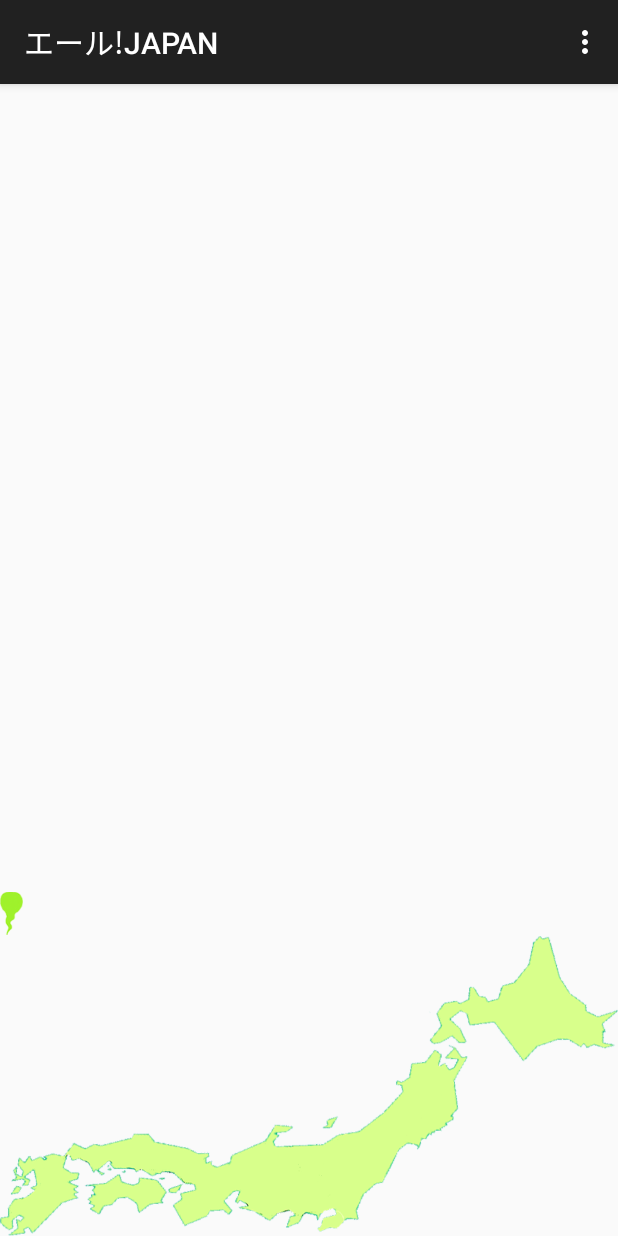
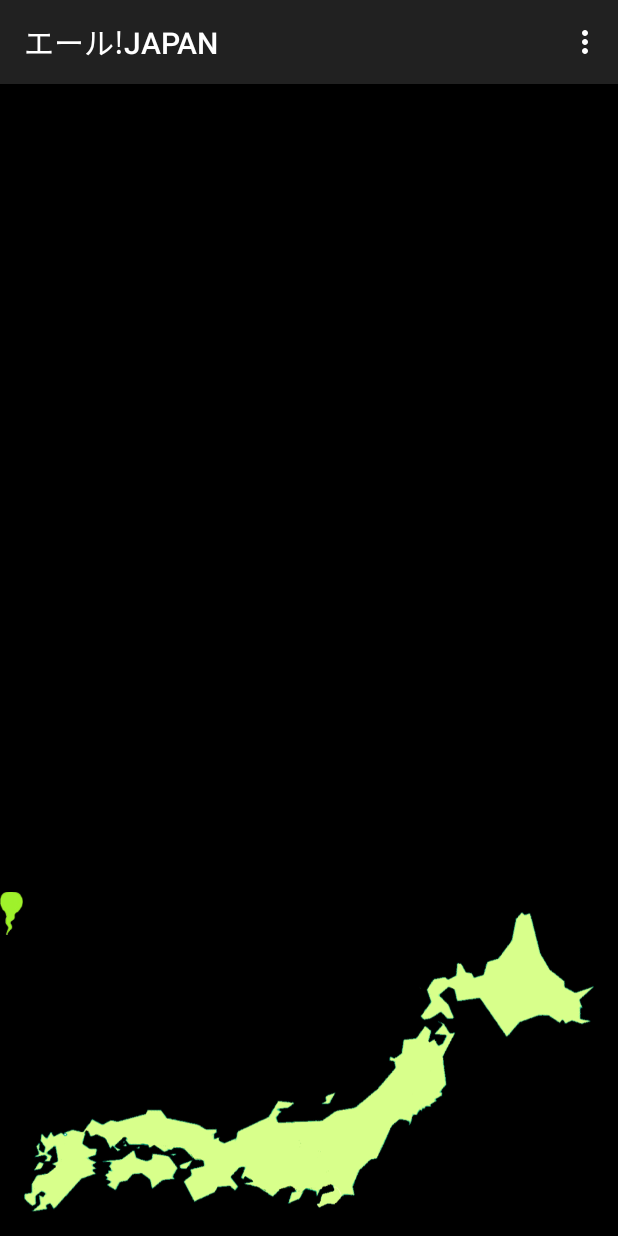
Before and after one commit to thedoroemons/honsanApp, an Android app: the YellActivity screen opened directly, with no data from a screen before it, on a phone screen of 412 x 824 dp. Run offline under Robolectric (Android 15) with nearby library versions, the phone set to English and light mode, and no system bars; our stand-ins replace ButterKnife.

Commit message:
デザイン修正

```diff
--- a/app/src/main/res/layout/activity_yell.xml
+++ b/app/src/main/res/layout/activity_yell.xml
@@ -3,6 +3,7 @@
 				android:id="@+id/root"
 				android:layout_width="match_parent"
 				android:layout_height="match_parent"
+				android:background="@color/black"
 				tools:context="jp.co.spajam.honsenapp.YellActivity">
 
 
@@ -12,6 +13,7 @@
 		android:layout_width="match_parent"
 		android:layout_height="200dp"
 		android:scaleType="fitXY"
+		android:layout_margin="16dp"
 		android:layout_alignParentBottom="true"
 		android:src="@drawable/map"/>
 
--- a/app/src/main/res/values/color.xml
+++ b/app/src/main/res/values/color.xml
@@ -2,4 +2,5 @@
 <resources>
 	<color name="main_color">#FF8A65</color>
 	<color name="white">#FFFFFF</color>
+	<color name="black">#000000</color>
 </resources>
```
